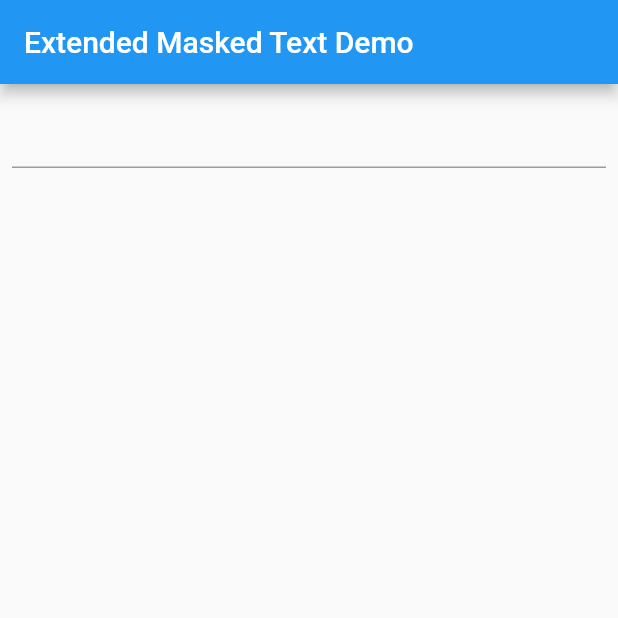
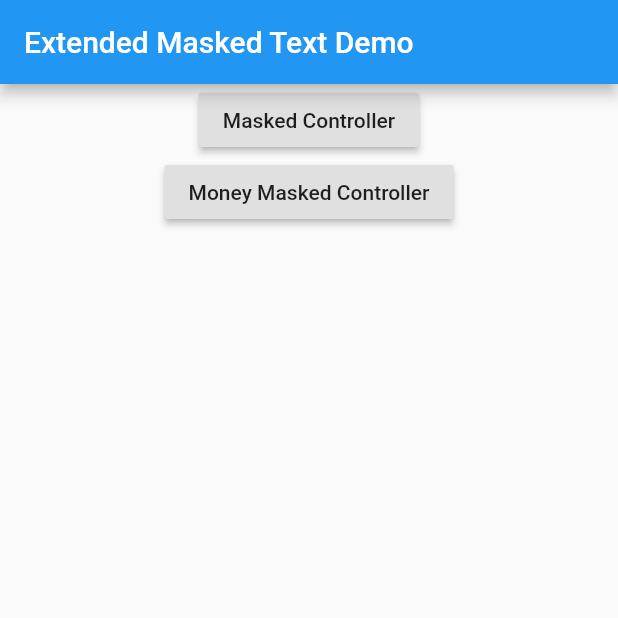
Before and after one commit to LeandroNovak/extended_masked_text, a Flutter app: the screen it shows after launch, on a phone screen of 412 x 824 dp, the top half of it. Run offline on Flutter 3.47's test engine with Material 2 defaults, Android fonts, the phone set to English and light mode, and no system bars.

Commit message:
Update to 1.0.1

```diff
--- a/example/lib/main.dart
+++ b/example/lib/main.dart
@@ -1,6 +1,6 @@
-import 'package:extended_masked_text/extended_masked_text.dart';
+import 'package:example/pages/masked_text_sample.dart';
+import 'package:example/pages/money_masked_text_sample.dart';
 import 'package:flutter/material.dart';
-import 'package:flutter/services.dart';
 
 void main() {
   runApp(MyApp());
@@ -28,35 +28,31 @@ class MyHomePage extends StatefulWidget {
 }
 
 class _MyHomePageState extends State<MyHomePage> {
-  MoneyMaskedTextController _moneyMaskedTextController;
-
-  @override
-  void initState() {
-    super.initState();
-    _moneyMaskedTextController ??= MoneyMaskedTextController(
-      leftSymbol: 'R\$ ',
-    );
-  }
-
   @override
   Widget build(BuildContext context) => Scaffold(
         appBar: AppBar(
           title: Text(widget.title),
         ),
-        body: Padding(
-          padding: const EdgeInsets.all(8),
+        body: Center(
           child: Column(
+            crossAxisAlignment: CrossAxisAlignment.center,
             children: <Widget>[
-              TextField(
-                controller: _moneyMaskedTextController,
-                keyboardType: TextInputType.number,
-                inputFormatters: [
-                  FilteringTextInputFormatter.allow(RegExp('[0-9]')),
-                ],
-                onChanged: (_) {
-                  print(_moneyMaskedTextController.value);
-                },
+              RaisedButton(
+                onPressed: () => Navigator.of(context).push(
+                  MaterialPageRoute(
+                    builder: (context) => MaskedTextSample(),
+                  ),
+                ),
+                child: const Text('Masked Controller'),
               ),
+              RaisedButton(
+                onPressed: () => Navigator.of(context).push(
+                  MaterialPageRoute(
+                    builder: (context) => MoneyMaskedTextSample(),
+                  ),
+                ),
+                child: const Text('Money Masked Controller'),
+              )
             ],
           ),
         ),
--- a/pubspec.yaml
+++ b/pubspec.yaml
@@ -1,7 +1,7 @@
 name: extended_masked_text
 description: A small set of custom TextEditingControllers that allows masked text inputs for flutter apps
-version: 1.0.0
-homepage: https://leandronovak.github.io
+version: 1.0.1
+homepage: https://github.com/LeandroNovak/extended_masked_text
 
 environment:
   sdk: ">=2.7.0 <3.0.0"
```
Also changed, not shown: example/lib/pages/masked_text_sample.dart (added, +34 -0 lines), example/lib/pages/money_masked_text_sample.dart (added, +31 -0 lines), lib/src/masked_text_controller.dart (+14 -8 lines), example/pubspec.lock, 1 other file.
